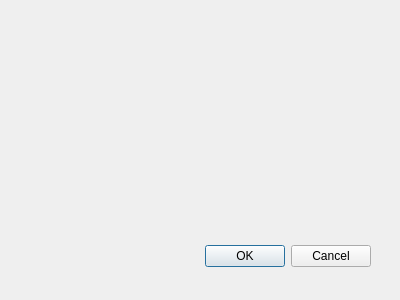
The window that wq_window_preferences.ui (vialrogo/Weight-Queue-Validator) describes before a commit, drawn with Qt 5.
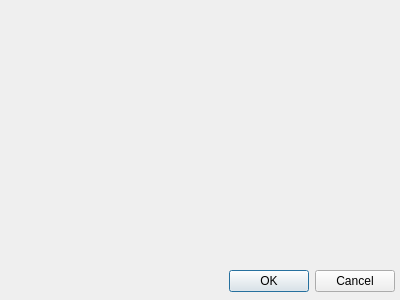
The same window after the commit. Icons and pictures are not drawn.

Diff of the .ui file:
```diff
--- a/wq_window_preferences.ui
+++ b/wq_window_preferences.ui
@@ -32,9 +32,9 @@
   <widget class="QDialogButtonBox" name="buttonBox">
    <property name="geometry">
     <rect>
-     <x>30</x>
-     <y>240</y>
-     <width>341</width>
+     <x>220</x>
+     <y>265</y>
+     <width>175</width>
      <height>32</height>
     </rect>
    </property>
```
